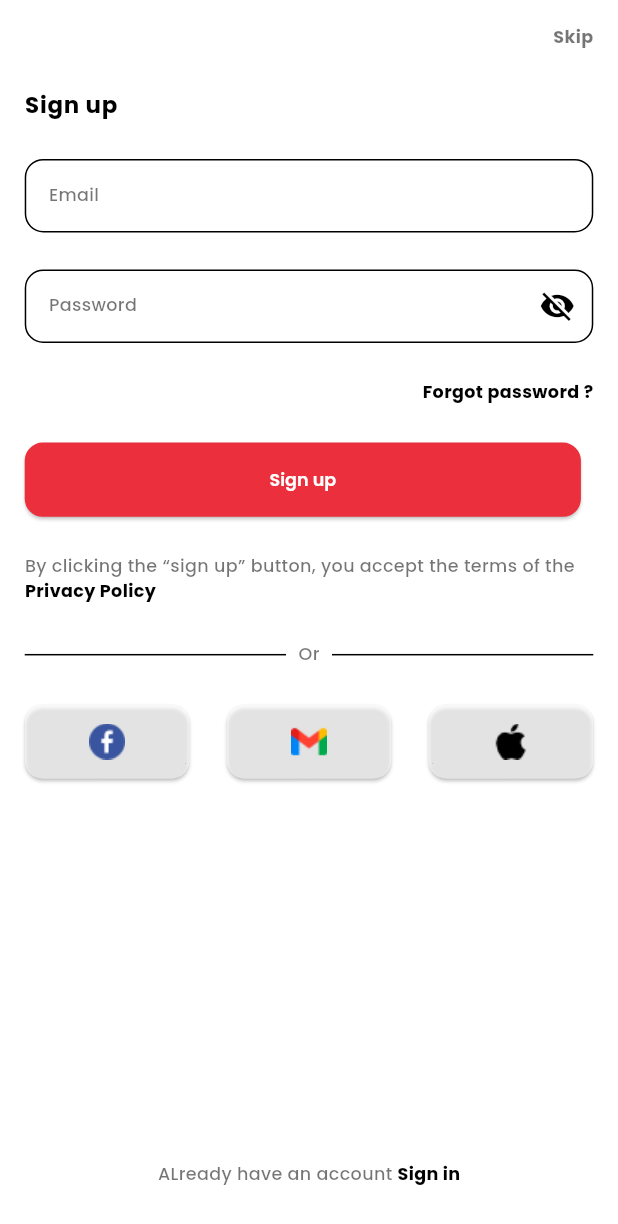
After one commit to Abdulbazeet/MovieWatch, a Flutter app: the SignUp screen opened by its route, on a phone screen of 412 x 824 dp. The commit adds this screen. Shown: the top 1224 px of the screen. Run offline on Flutter 3.47's test engine with Material 3 defaults, Android fonts, the phone set to English and light mode, and no system bars; our stand-ins replace firebase_core, go_router, google_fonts, shared_preferences, sizer; accounts and stored records are empty.

Commit message:
authentication ui completed

```diff
--- /dev/null
+++ b/lib/presentation/onboard/authentication/sign_up.dart
@@ -0,0 +1,267 @@
+import 'package:flutter/gestures.dart';
+import 'package:flutter/material.dart';
+import 'package:go_router/go_router.dart';
+import 'package:sizer/sizer.dart';
+
+class SignUp extends StatefulWidget {
+  const SignUp({super.key});
+
+  @override
+  State<SignUp> createState() => _SignUpState();
+}
+
+class _SignUpState extends State<SignUp> {
+  final _email = TextEditingController();
+  final _password = TextEditingController();
+  bool _visible = true;
+  @override
+  Widget build(BuildContext context) {
+    return Scaffold(
+      body: SafeArea(
+        child: SingleChildScrollView(
+          child: Padding(
+            padding: EdgeInsets.symmetric(horizontal: 4.sw),
+            child: Column(
+              crossAxisAlignment: CrossAxisAlignment.start,
+              children: [
+                SizedBox(height: 2.sh),
+                Row(
+                  children: [
+                    Spacer(),
+
+                    InkWell(
+                      onTap: () {},
+                      child: Text(
+                        'Skip',
+                        style: Theme.of(context).textTheme.bodyMedium!.copyWith(
+                          fontWeight: FontWeight.bold,
+                        ),
+                      ),
+                    ),
+                  ],
+                ),
+                SizedBox(height: 3.sh),
+                Text('Sign up', style: Theme.of(context).textTheme.bodyLarge),
+                SizedBox(height: 3.sh),
+                TextField(
+                  controller: _email,
+                  keyboardType: TextInputType.emailAddress,
+                  style: Theme.of(context).textTheme.bodyMedium!.copyWith(
+                    color: Colors.black,
+                    fontWeight: FontWeight.bold,
+                  ),
+                  decoration: InputDecoration(
+                    enabledBorder: OutlineInputBorder(
+                      /// borderSide: BorderSide(color: Colors.grey),
+                      borderRadius: BorderRadius.circular(3.sw),
+                    ),
+                    border: OutlineInputBorder(
+                      /// borderSide: BorderSide(color: Colors.grey),
+                      borderRadius: BorderRadius.circular(3.sw),
+                    ),
+                    // errorBorder: OutlineInputBorder(
+                    //   /// borderSide: BorderSide(color: Colors.grey),
+                    //   borderRadius: BorderRadius.circular(3.sw),
+
+                    // ),
+                    focusedBorder: OutlineInputBorder(
+                      /// borderSide: BorderSide(color: Colors.grey),
+                      borderRadius: BorderRadius.circular(3.sw),
+                    ),
+
+                    hint: Text(
+                      'Email',
+                      style: Theme.of(context).textTheme.bodyMedium!.copyWith(),
+                    ),
+                  ),
+                ),
+                SizedBox(height: 3.sh),
+                TextField(
+                  controller: _password,
+                  keyboardType: TextInputType.emailAddress,
+                  style: Theme.of(context).textTheme.bodyMedium!.copyWith(
+                    color: Colors.black,
+                    fontWeight: FontWeight.bold,
+                  ),
+                  obscureText: _visible,
+                  decoration: InputDecoration(
+                    border: OutlineInputBorder(
+                      /// borderSide: BorderSide(color: Colors.grey),
+                      borderRadius: BorderRadius.circular(3.sw),
+                    ),
+                    enabledBorder: OutlineInputBorder(
+                      /// borderSide: BorderSide(color: Colors.grey),
+                      borderRadius: BorderRadius.circular(3.sw),
+                    ), // errorBorder: OutlineInputBorder(
+                    //   /// borderSide: BorderSide(color: Colors.grey),
+                    //   borderRadius: BorderRadius.circular(3.sw),
+
+                    // ),
+                    focusedBorder: OutlineInputBorder(
+                      /// borderSide: BorderSide(color: Colors.grey),
+                      borderRadius: BorderRadius.circular(3.sw),
+                    ),
+
+                    hint: Text(
+                      'Password',
+                      style: Theme.of(context).textTheme.bodyMedium!.copyWith(),
+                    ),
+                    suffixIcon: IconButton(
+                      onPressed: () {
+                        setState(() {
+                          _visible = !_visible;
+                        });
+                      },
+                      icon: Icon(
+                        _visible ? Icons.visibility_off : Icons.visibility,
+                      ),
+                    ),
+                  ),
+                ),
+                SizedBox(height: 3.sh),
+                Row(
+                  children: [
+                    Spacer(),
+
+                    InkWell(
+                      //  borderRadius: BorderRadius.circular(3.sw),
+                      onTap: () {},
+                      child: Text(
+                        'Forgot password ?',
+                        style: Theme.of(context).textTheme.bodyMedium!.copyWith(
+                          fontWeight: FontWeight.bold,
+                          color: Colors.black,
+                        ),
+                      ),
+                    ),
+                  ],
+                ),
+                SizedBox(height: 3.sh),
+                ElevatedButton(
+                  onPressed: () {},
+                  style: ElevatedButton.styleFrom(
+                    fixedSize: Size(90.sw, 6.sh),
+                    shape: RoundedRectangleBorder(
+                      borderRadius: BorderRadius.circular(12),
+                    ),
+                  ),
+
+                  child: Text('Sign up'),
+                ),
+                SizedBox(height: 3.sh),
+                RichText(
+                  text: TextSpan(
+                    children: [
+                      TextSpan(
+                        text:
+                            'By clicking the “sign up” button, you accept the terms of the ',
+                        style: Theme.of(context).textTheme.bodyMedium,
+                      ),
+                      TextSpan(
+                        text: 'Privacy Policy',
+                        style: Theme.of(context).textTheme.bodyMedium!.copyWith(
+                          fontWeight: FontWeight.bold,
+                          color: Theme.of(context).colorScheme.onSurface,
+                        ),
+                      ),
+                    ],
+                  ),
+                ),
+                SizedBox(height: 3.sh),
+                Row(
+                  children: [
+                    Expanded(child: Divider()),
+                    SizedBox(width: 2.sw),
+                    Text('Or', style: Theme.of(context).textTheme.bodyMedium),
+                    SizedBox(width: 2.sw),
+                    Expanded(child: Divider()),
+                  ],
+                ),
+                SizedBox(height: 3.sh),
+                Row(
+                  mainAxisAlignment: MainAxisAlignment.spaceBetween,
+                  children: [
+                    Expanded(
+                      child: ElevatedButton(
+                        style: ElevatedButton.styleFrom(
+                          fixedSize: Size.fromHeight(6.sh),
+                          shape: RoundedRectangleBorder(
+                            borderRadius: BorderRadius.circular(12),
+                          ),
+                          backgroundColor: Theme.of(
+                            context,
+                          ).colorScheme.surface,
+                        ),
+                        onPressed: () {},
+                        child: Image.asset('assets/facebook (1).png'),
+                      ),
+                    ),
+
+                    SizedBox(width: 6.sw),
+                    Expanded(
+                      child: ElevatedButton(
+                        style: ElevatedButton.styleFrom(
+                          fixedSize: Size.fromHeight(6.sh),
+                          shape: RoundedRectangleBorder(
+                            borderRadius: BorderRadius.circular(12),
+                          ),
+                          backgroundColor: Theme.of(
+                            context,
+                          ).colorScheme.surface,
+                        ),
+                        onPressed: () {},
+                        child: Image.asset('assets/gmail.png'),
+                      ),
+                    ),
+                    SizedBox(width: 6.sw),
+
+                    Expanded(
+                      child: ElevatedButton(
+                        style: ElevatedButton.styleFrom(
+                          fixedSize: Size.fromHeight(6.sh),
+                          shape: RoundedRectangleBorder(
+                            borderRadius: BorderRadius.circular(12),
+                          ),
+                          backgroundColor: Theme.of(
+                            context,
+                          ).colorScheme.surface,
+                        ),
+                        onPressed: () {},
+                        child: Image.asset('assets/apple-logo.png'),
+                      ),
+                    ),
+                  ],
+                ),
+                SizedBox(height: 31.sh),
+                Center(
+                  child: RichText(
+                    text: TextSpan(
+                      children: [
+                        TextSpan(
+                          text: 'ALready have an account ',
+                          style: Theme.of(context).textTheme.bodyMedium,
+                        ),
+                        TextSpan(
+                          text: 'Sign in',
+                          style: Theme.of(context).textTheme.bodyMedium!
+                              .copyWith(
+                                fontWeight: FontWeight.bold,
+                                color: Theme.of(context).colorScheme.onSurface,
+                              ),
+                          recognizer: TapGestureRecognizer()
+                            ..onTap = () {
+                              context.go('/sign-in');
+                            },
+                        ),
+                      ],
+                    ),
+                  ),
+                ),
+              ],
+            ),
+          ),
+        ),
+      ),
+    );
+  }
+}
--- a/lib/routes/routes.dart
+++ b/lib/routes/routes.dart
@@ -1,8 +1,14 @@
 import 'package:go_router/go_router.dart';
+import 'package:movie_watch/presentation/onboard/authentication/sign_in.dart';
+import 'package:movie_watch/presentation/onboard/authentication/sign_up.dart';
 import 'package:movie_watch/presentation/onboard/onboard.dart';
 
 class AppRoutes {
-  static final  GoRouter goRoute = GoRouter(
-    routes: [GoRoute(path: '/', builder: (context, state) => const OnBoard())],
+  static final GoRouter goRoute = GoRouter(
+    routes: [
+      GoRoute(path: '/', builder: (context, state) => const OnBoard()),
+      GoRoute(path: '/sign-up', builder: (context, state) => SignUp()),
+      GoRoute(path: '/sign-in', builder: (context, state) => SignIn()),
+    ],
   );
 }
```
Also changed, not shown: lib/presentation/onboard/authentication/sign_in.dart (added, +255 -0 lines), lib/presentation/onboard/onboard.dart (+17 -68 lines), lib/utils/sharedDB.dart (added, +9 -0 lines), assets/apple-logo.png (added), assets/apple.jpg (added), assets/facebook (1).png (added), assets/facebook.png (added), assets/gmai.jpg (added), assets/gmail.png (added).
